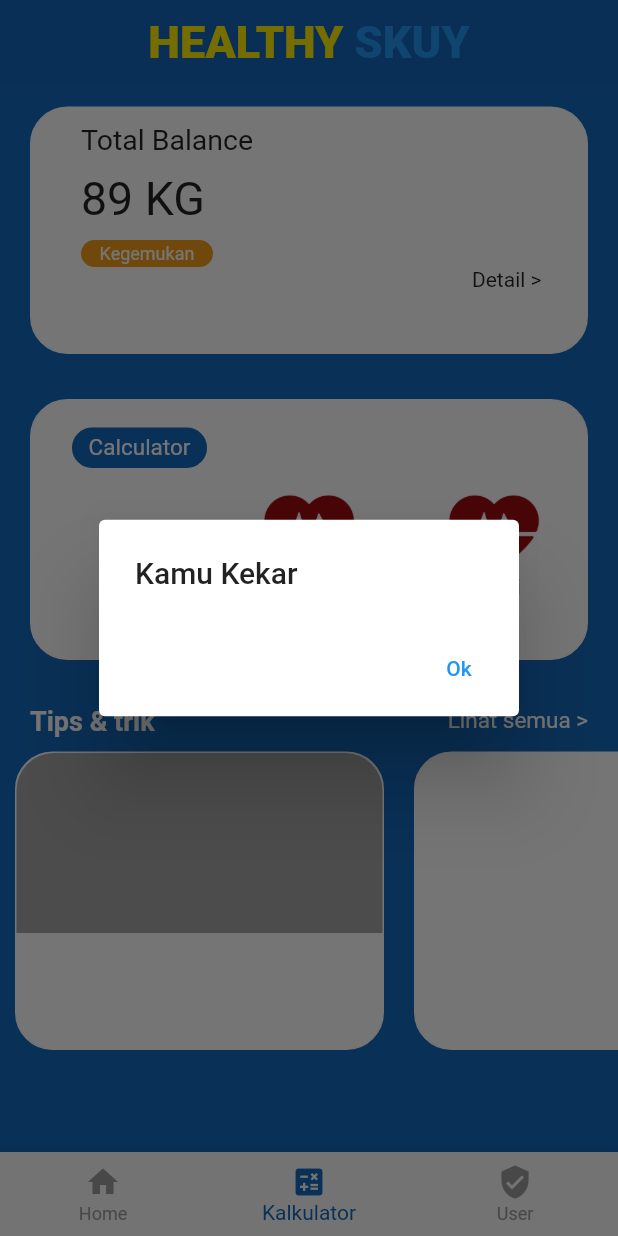
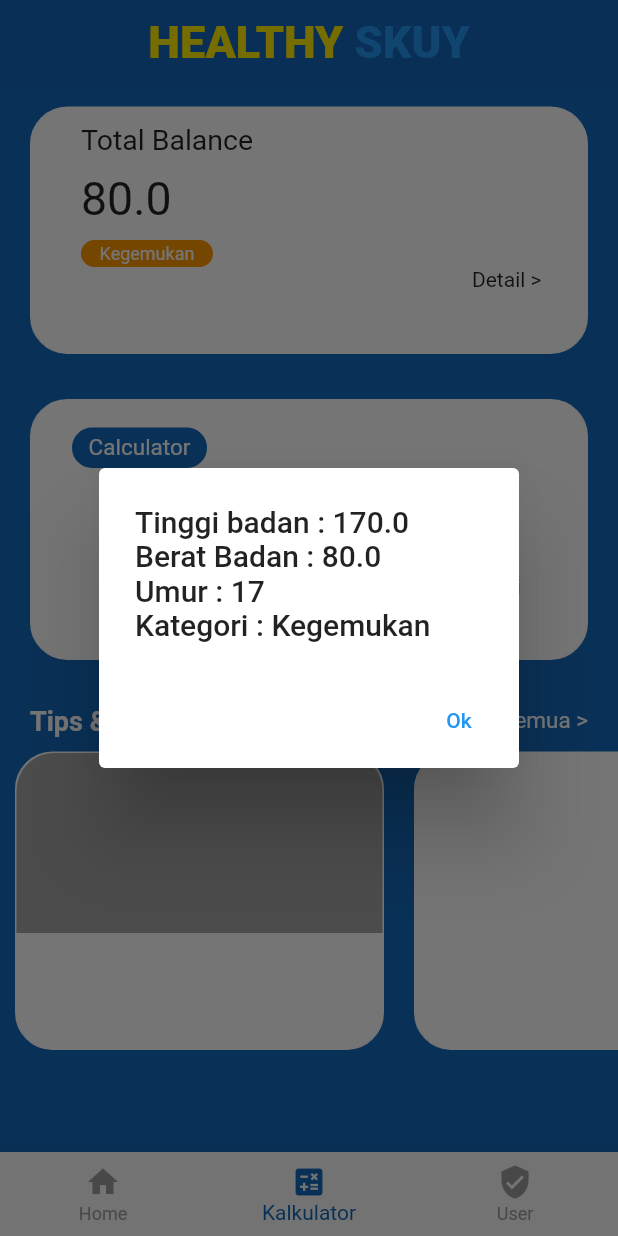
Before and after one commit to hanif2811/AplikasiKesehatanIF21A, a Flutter app: the screen it shows once a user with an empty profile is signed in, item 2 of the bottom bar chosen, after a tap on "Detail >", on a phone screen of 412 x 824 dp. Run offline on Flutter 3.47's test engine with Material 2 defaults, Android fonts, the light colour scheme and no system bars; our stand-ins replace cloud_firestore, firebase_auth, firebase_core, fluttertoast, introduction_screen, random_string; accounts and stored records are empty.

Commit message:
KalkulatorRoutes Fixes #30

```diff
--- a/lib/widgets/kalkulator_page.dart
+++ b/lib/widgets/kalkulator_page.dart
@@ -11,7 +11,39 @@ class kalkulator_Page extends StatefulWidget {
 }
 
 class _kalkulator_PageState extends State<kalkulator_Page> {
+  double BeratBandan = 80;
+  double TinggiBadan = 170;
+  int umur = 17;
+  String kategori = "";
+  String warna = "";
+  Color _rubahwarna = Colors.black;
   @override
+  void initState() {
+    // TODO: implement initState
+    kegemukan();
+    super.initState();
+  }
+
+  void kegemukan() {
+    if (TinggiBadan > 0 && BeratBandan > 0) {
+      double bmi = BeratBandan / ((TinggiBadan / 100) * (TinggiBadan / 100));
+
+      if (bmi < 18.5) {
+        kategori = 'Kurus';
+        _rubahwarna = Colors.green;
+      } else if (bmi >= 18.5 && bmi < 25.0) {
+        kategori = 'Normal';
+        _rubahwarna = Colors.blue;
+      } else if (bmi >= 25.0 && bmi < 30.0) {
+        kategori = 'Kegemukan';
+        _rubahwarna = Colors.orange;
+      } else {
+        kategori = 'Obesitas';
+        _rubahwarna = Colors.red;
+      }
+    }
+  }
+
   Widget build(BuildContext context) {
     return Scaffold(
         backgroundColor: const Color(0xFF1368BB),
@@ -36,9 +68,9 @@ class _kalkulator_PageState extends State<kalkulator_Page> {
                       style: TextStyle(fontSize: 19),
                     ),
                   ),
-                  const Padding(
+                  Padding(
                     padding: EdgeInsets.fromLTRB(33, 10, 0, 0),
-                    child: Text("89 KG",
+                    child: Text("$BeratBandan",
                         style: TextStyle(fontSize: 31),
                         textAlign: TextAlign.left),
                   ),
@@ -48,13 +80,13 @@ class _kalkulator_PageState extends State<kalkulator_Page> {
                       height: 18,
                       width: 88,
                       decoration: BoxDecoration(
-                        border: Border.all(color: const Color(0xffF49D1A)),
+                        border: Border.all(color: _rubahwarna),
                         borderRadius: BorderRadius.circular(25),
-                        color: const Color(0xffF49D1A),
+                        color: _rubahwarna,
                       ),
-                      child: const Center(
+                      child: Center(
                         child: Text(
-                          "Kegemukan",
+                          "$kategori",
                           style: TextStyle(fontSize: 12, color: Colors.white),
                         ),
                       ),
@@ -70,7 +102,10 @@ class _kalkulator_PageState extends State<kalkulator_Page> {
                               context: context,
                               builder: (context) {
                                 return AlertDialog(
-                                  title: const Text("Kamu Kekar"),
+                                  title: Text("Tinggi badan : $TinggiBadan"
+                                      "\nBerat Badan : $BeratBandan"
+                                      "\nUmur : $umur"
+                                      "\nKategori : $kategori"),
                                   actions: [
                                     TextButton(
                                         onPressed: () {
--- a/lib/widgets/kalkultor_heartRate.dart
+++ b/lib/widgets/kalkultor_heartRate.dart
@@ -1,4 +1,6 @@
 import "package:flutter/material.dart";
+
+import "AppBar.dart";
 
 class kalkulator_heartRate extends StatefulWidget {
   const kalkulator_heartRate({super.key});
@@ -102,8 +104,8 @@ class _kalkulator_heartRateState extends State<kalkulator_heartRate> {
     return Scaffold(
       backgroundColor: const Color(0xFF1368BB),
       appBar: AppBar(
-        title: Center(
-            child: Image.asset('Asset/image/logo.png', fit: BoxFit.cover)),
+        centerTitle: true,
+        title: appBar(context),
         backgroundColor: const Color(0xFF1368BB),
         elevation: 0,
       ),
--- a/lib/widgets/scroll_kalkulator.dart
+++ b/lib/widgets/scroll_kalkulator.dart
@@ -83,7 +83,7 @@ class _scrol_kalkulatorState extends State<scrol_kalkulator> {
                   height: 55,
                   decoration: BoxDecoration(
                     image: const DecorationImage(
-                        image: AssetImage("assets/images/pngwing.com.png"),
+                        image: AssetImage("assets/images/ibm_lagi.png"),
                         fit: BoxFit.cover),
                     border: Border.all(
                         color: const Color.fromARGB(0, 255, 255, 255)),
@@ -92,7 +92,7 @@ class _scrol_kalkulatorState extends State<scrol_kalkulator> {
                   ),
                 ),
                 const Text(
-                  "IBM",
+                  "BMI",
                   textAlign: TextAlign.center,
                 ),
               ],
@@ -125,7 +125,7 @@ class _scrol_kalkulatorState extends State<scrol_kalkulator> {
                   height: 55,
                   decoration: BoxDecoration(
                     image: const DecorationImage(
-                        image: AssetImage("assets/images/pngwing.com.png"),
+                        image: AssetImage("assets/images/kalori_logo.png"),
                         fit: BoxFit.cover),
                     border: Border.all(
                         color: const Color.fromARGB(0, 255, 255, 255)),
```
Also changed, not shown: lib/widgets/KalkulatorKalori.dart (+31 -10 lines), assets/images/ibm_lagi.png (added), assets/images/kalori_logo.png (added).
